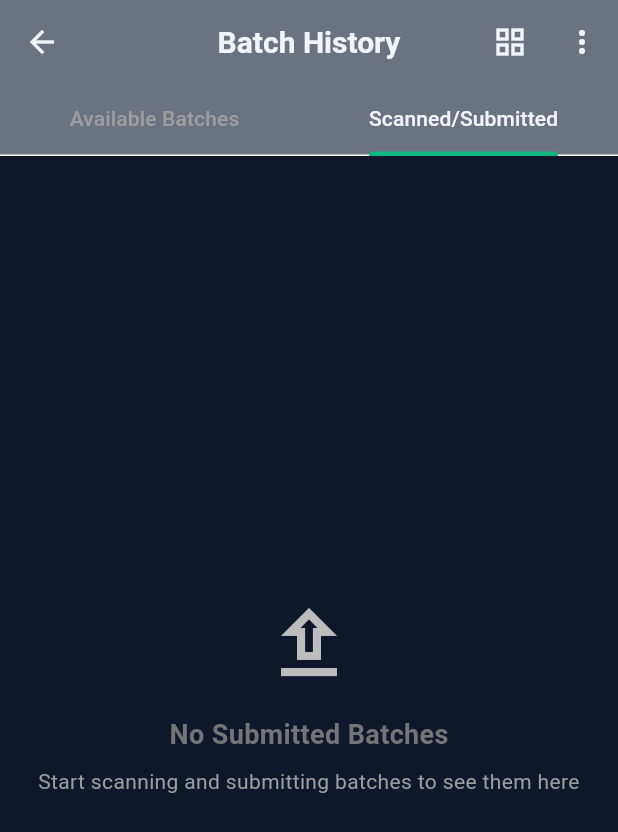
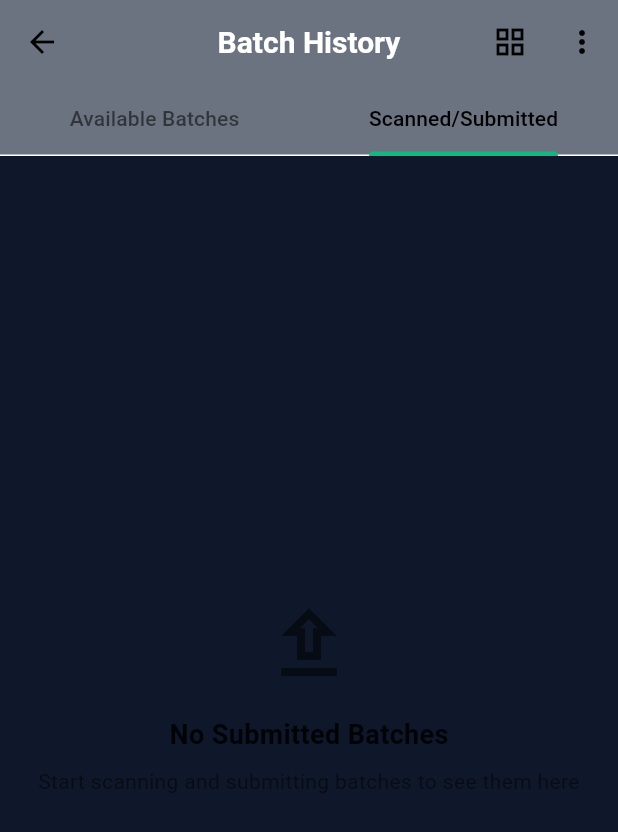
Before and after one commit to mlsankannanavar/Swipable_Batchamte, a Flutter app: the BatchListScreen screen opened directly, tab 2 chosen, on a phone screen of 412 x 824 dp. Shown: the top 832 px of the screen. Run offline on Flutter 3.47's test engine with Material 3 defaults, Android fonts, the phone set to English and light mode, and no system bars; our stand-ins replace camera, connectivity_plus, hive, hive_flutter, logger, permission_handler and 3 more; missing offline and left inert: google_mlkit_text_recognition, mobile_scanner; accounts and stored records are empty; network calls fail; statements that could not run were skipped.

Commit message:
Fix text visibility issues - replace grey text colors with black for better contrast
- Updated AppColors constants to use black text instead of grey tones
- Changed textSecondaryLight from medium grey to black87
- Changed textSecondaryDark from medium slate to white
- Updated legacy color defaults to use black text
- Fixed textPrimary and textHint colors for better visibility
- Updated onSurface colors for improved contrast

```diff
--- a/lib/screens/batch_list_screen.dart
+++ b/lib/screens/batch_list_screen.dart
@@ -77,7 +77,7 @@ class _BatchListScreenState extends State<BatchListScreen>
         controller: _tabController,
         indicatorColor: AppColors.secondary,
         labelColor: AppColors.textColor,
-        unselectedLabelColor: Colors.grey,
+        unselectedLabelColor: Colors.black54,
         tabs: const [
           Tab(text: 'Available Batches'),
           Tab(text: 'Scanned/Submitted'),
@@ -147,7 +147,7 @@ class _BatchListScreenState extends State<BatchListScreen>
         style: const TextStyle(color: Colors.black87),
         decoration: InputDecoration(
           hintText: 'Search batches...',
-          hintStyle: const TextStyle(color: Colors.grey),
+          hintStyle: const TextStyle(color: Colors.black38),
           prefixIcon: const Icon(Icons.search, color: Colors.black87),
           suffixIcon: _searchController.text.isNotEmpty
               ? IconButton(
@@ -326,7 +326,7 @@ class _BatchListScreenState extends State<BatchListScreen>
                     height: double.infinity,
                     errorBuilder: (context, error, stackTrace) {
                       return const Center(
-                        child: Icon(Icons.image_not_supported, color: Colors.grey),
+                        child: Icon(Icons.image_not_supported, color: Colors.black54),
                       );
                     },
                   ),
@@ -347,23 +347,23 @@ class _BatchListScreenState extends State<BatchListScreen>
           Icon(
             Icons.inventory_2_outlined,
             size: 64,
-            color: Colors.grey[400],
+            color: Colors.black54,
           ),
           const SizedBox(height: 16),
           Text(
             'No Available Batches',
-            style: TextStyle(
+            style: const TextStyle(
               fontSize: 18,
               fontWeight: FontWeight.bold,
-              color: Colors.grey[600],
+              color: Colors.black87,
             ),
           ),
           const SizedBox(height: 8),
           Text(
             'Scan a QR code to load batches for a session',
-            style: TextStyle(
+            style: const TextStyle(
               fontSize: 14,
-              color: Colors.grey[500],
+              color: Colors.black54,
             ),
             textAlign: TextAlign.center,
           ),
@@ -380,23 +380,23 @@ class _BatchListScreenState extends State<BatchListScreen>
           Icon(
             Icons.upload_outlined,
             size: 64,
-            color: Colors.grey[400],
+            color: Colors.black54,
           ),
           const SizedBox(height: 16),
           Text(
             'No Submitted Batches',
-            style: TextStyle(
+            style: const TextStyle(
               fontSize: 18,
               fontWeight: FontWeight.bold,
-              color: Colors.grey[600],
+              color: Colors.black87,
             ),
           ),
           const SizedBox(height: 8),
           Text(
             'Start scanning and submitting batches to see them here',
-            style: TextStyle(
+            style: const TextStyle(
               fontSize: 14,
-              color: Colors.grey[500],
+              color: Colors.black54,
             ),
             textAlign: TextAlign.center,
           ),
@@ -493,13 +493,13 @@ class _BatchListScreenState extends State<BatchListScreen>
                       Icon(
                         Icons.error_outline,
                         size: 64,
-                        color: Colors.grey[400],
+                        color: Colors.black54,
                       ),
                       const SizedBox(height: 16),
                       Text(
                         'Unable to load image',
-                        style: TextStyle(
-                          color: Colors.grey[400],
+                        style: const TextStyle(
+                          color: Colors.black54,
                           fontSize: 16,
                         ),
                       ),
--- a/lib/utils/app_colors.dart
+++ b/lib/utils/app_colors.dart
@@ -18,16 +18,16 @@ class AppColors {
 
   // Light theme colors (Professional light mode)
   static const Color backgroundLight = Color(0xFFF8FAFC); // Very light grey
-  static const Color textColorLight = Color(0xFF1F2937); // Dark charcoal text
-  static const Color textSecondaryLight = Color(0xFF6B7280); // Medium grey text
+  static const Color textColorLight = Color(0xFF000000); // Black text for maximum visibility
+  static const Color textSecondaryLight = Color(0xDE000000); // Black87 for secondary text visibility
   static const Color surfaceLight = Color(0xFFFFFFFF); // Pure white
-  static const Color onSurfaceLight = Color(0xFF1F2937); // Dark charcoal
+  static const Color onSurfaceLight = Color(0xFF000000); // Black text on white surface
   static const Color cardBackgroundLight = Color(0xFFFFFFFF); // Pure white
 
   // Dark theme colors (Professional dark mode - default)
   static const Color backgroundDark = Color(0xFF0F172A); // Deep slate background
-  static const Color textColorDark = Color(0xFFF1F5F9); // Light slate text
-  static const Color textSecondaryDark = Color(0xFF94A3B8); // Medium slate text
+  static const Color textColorDark = Color(0xFFFFFFFF); // Pure white text for dark theme
+  static const Color textSecondaryDark = Color(0xFFFFFFFF); // White secondary text for dark theme
   static const Color surfaceDark = Color(0xFF1E293B); // Dark slate surface
   static const Color onSurfaceDark = Color(0xFFF1F5F9); // Light slate
   static const Color cardBackgroundDark = Color(0xFF334155); // Slate card background
@@ -53,9 +53,9 @@ class AppColors {
   static Color getCardBackgroundColor(bool isDark) => isDark ? cardBackgroundDark : cardBackgroundLight;
 
   // Legacy colors for backward compatibility
-  static const Color background = backgroundDark; // Default to dark theme
-  static const Color textColor = textColorDark; // Default to dark theme
-  static const Color textSecondary = textSecondaryDark; // Default to dark theme
+  static const Color background = backgroundLight; // Default to light theme for better visibility
+  static const Color textColor = textColorLight; // Default to black text
+  static const Color textSecondary = textSecondaryLight; // Default to black87 secondary text
 
   // Button colors - Professional theme
   static const Color buttonColor = Color(0xFF3B82F6); // Professional blue buttons
@@ -82,8 +82,8 @@ class AppColors {
 
   // Surface colors - Professional theme
   static const Color surface = Color(0xFF1E293B); // Dark slate surface
-  static const Color onSurface = Color(0xFFF1F5F9); // Light slate text
-  static const Color onSurfaceVariant = Color(0xFF94A3B8); // Medium slate text
+  static const Color onSurface = Color(0xFF000000); // Black text on light surfaces
+  static const Color onSurfaceVariant = Color(0x8A000000); // Black54 for variant text
 
   // Status colors - Professional theme
   static const Color connected = Color(0xFF10B981); // Professional green
@@ -102,8 +102,8 @@ class AppColors {
   static const Color buttonDisabled = Color(0xFF64748B); // Medium slate for disabled
 
   // Text colors - Professional theme
-  static const Color textPrimary = Color(0xFFF1F5F9); // Light slate primary text
-  static const Color textHint = Color(0xFF64748B); // Medium slate hint text
+  static const Color textPrimary = Color(0xFF000000); // Black primary text for visibility
+  static const Color textHint = Color(0x61000000); // Black38 for hint text (lighter but still visible)
 
   // Border colors - Professional theme
   static const Color border = Color(0xFF475569); // Slate border
--- a/lib/widgets/api_call_card_widget.dart
+++ b/lib/widgets/api_call_card_widget.dart
@@ -239,7 +239,7 @@ class ApiCallCardWidget extends StatelessWidget {
       case 'PATCH':
         return Colors.purple;
       default:
-        return Colors.grey;
+        return Colors.black54;
     }
   }
 
--- a/lib/widgets/log_entry_widget.dart
+++ b/lib/widgets/log_entry_widget.dart
@@ -103,7 +103,7 @@ class _LogEntryWidgetState extends State<LogEntryWidget>
             style: const TextStyle(
               fontSize: 11,
               fontFamily: 'monospace',
-              color: Colors.grey,
+              color: Colors.black54,
             ),
           ),
         ),
@@ -150,7 +150,7 @@ class _LogEntryWidgetState extends State<LogEntryWidget>
         Icon(
           _isExpanded ? Icons.expand_less : Icons.expand_more,
           size: 16,
-          color: Colors.grey,
+          color: Colors.black54,
         ),
       ],
     );
```
Also changed, not shown: lib/main.dart (+36 -0 lines), lib/screens/log_viewer_screen.dart (+9 -9 lines), lib/widgets/swipeable_batch_match_cards.dart (+5 -5 lines).
